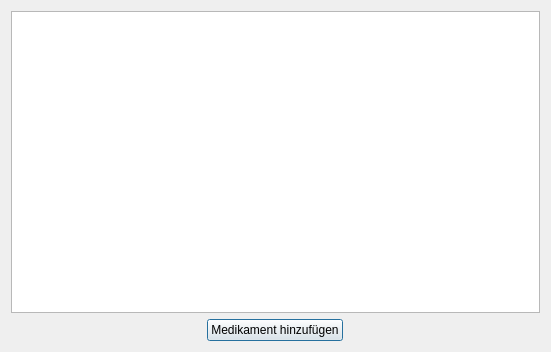
The window that settings.ui (addilind/RFID_MED) describes before a commit, drawn with Qt 5.
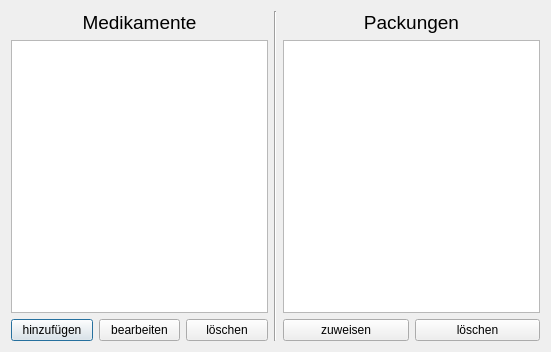
The same window after the commit. Icons and pictures are not drawn.

The edit to the form file:
```diff
--- a/settings.ui
+++ b/settings.ui
@@ -16,7 +16,24 @@
   <property name="locale">
    <locale language="German" country="Germany"/>
   </property>
-  <layout class="QVBoxLayout" name="verticalLayout">
+  <layout class="QHBoxLayout" name="horizontalLayout">
+   <item>
+    <layout class="QVBoxLayout" name="verticalLayout_2">
+     <item>
+      <widget class="QLabel" name="label">
+       <property name="font">
+        <font>
+         <pointsize>14</pointsize>
+        </font>
+       </property>
+       <property name="text">
+        <string>Medikamente</string>
+       </property>
+       <property name="alignment">
+        <set>Qt::AlignCenter</set>
+       </property>
+      </widget>
+     </item>
    <item>
     <widget class="QTableWidget" name="medicationList">
      <property name="sizePolicy">
@@ -37,24 +54,101 @@
     </widget>
    </item>
    <item>
-    <layout class="QHBoxLayout" name="horizontalLayout">
+      <layout class="QHBoxLayout" name="horizontalLayout_2">
      <item>
       <widget class="QPushButton" name="pushButton">
        <property name="sizePolicy">
-        <sizepolicy hsizetype="Maximum" vsizetype="Fixed">
+          <sizepolicy hsizetype="Minimum" vsizetype="Fixed">
          <horstretch>1</horstretch>
-         <verstretch>1</verstretch>
+           <verstretch>0</verstretch>
         </sizepolicy>
        </property>
        <property name="text">
-        <string>Medikament hinzufügen</string>
+          <string>hinzufügen</string>
        </property>
       </widget>
      </item>
+       <item>
+        <widget class="QPushButton" name="pushButton_3">
+         <property name="sizePolicy">
+          <sizepolicy hsizetype="Minimum" vsizetype="Fixed">
+           <horstretch>1</horstretch>
+           <verstretch>0</verstretch>
+          </sizepolicy>
+         </property>
+         <property name="text">
+          <string>bearbeiten</string>
+         </property>
+        </widget>
+       </item>
+       <item>
+        <widget class="QPushButton" name="pushButton_4">
+         <property name="sizePolicy">
+          <sizepolicy hsizetype="Minimum" vsizetype="Fixed">
+           <horstretch>1</horstretch>
+           <verstretch>0</verstretch>
+          </sizepolicy>
+         </property>
+         <property name="text">
+          <string>löschen</string>
+         </property>
+        </widget>
+       </item>
     </layout>
    </item>
   </layout>
- </widget>
- <resources/>
+   </item>
+   <item>
+    <widget class="Line" name="line">
+     <property name="orientation">
+      <enum>Qt::Vertical</enum>
+     </property>
+    </widget>
+   </item>
+   <item>
+    <layout class="QVBoxLayout" name="verticalLayout_3">
+     <item>
+      <widget class="QLabel" name="label_2">
+       <property name="font">
+        <font>
+         <pointsize>14</pointsize>
+        </font>
+       </property>
+       <property name="text">
+        <string>Packungen</string>
+       </property>
+       <property name="alignment">
+        <set>Qt::AlignCenter</set>
+       </property>
+      </widget>
+     </item>
+     <item>
+      <widget class="QTableWidget" name="tableWidget"/>
+     </item>
+     <item>
+      <layout class="QHBoxLayout" name="horizontalLayout_3">
+       <item>
+        <widget class="QPushButton" name="pushButton_5">
+         <property name="text">
+          <string>zuweisen</string>
+         </property>
+        </widget>
+       </item>
+       <item>
+        <widget class="QPushButton" name="pushButton_6">
+         <property name="text">
+          <string>löschen</string>
+         </property>
+        </widget>
+       </item>
+      </layout>
+     </item>
+    </layout>
+   </item>
+  </layout>
+ </widget>
+ <resources>
+  <include location="resources.qrc"/>
+ </resources>
  <connections/>
 </ui>
```
Left out of the diff: 6 changed lines with no effect on the pictures. Lines whose indentation alone changed are shown as unchanged.
